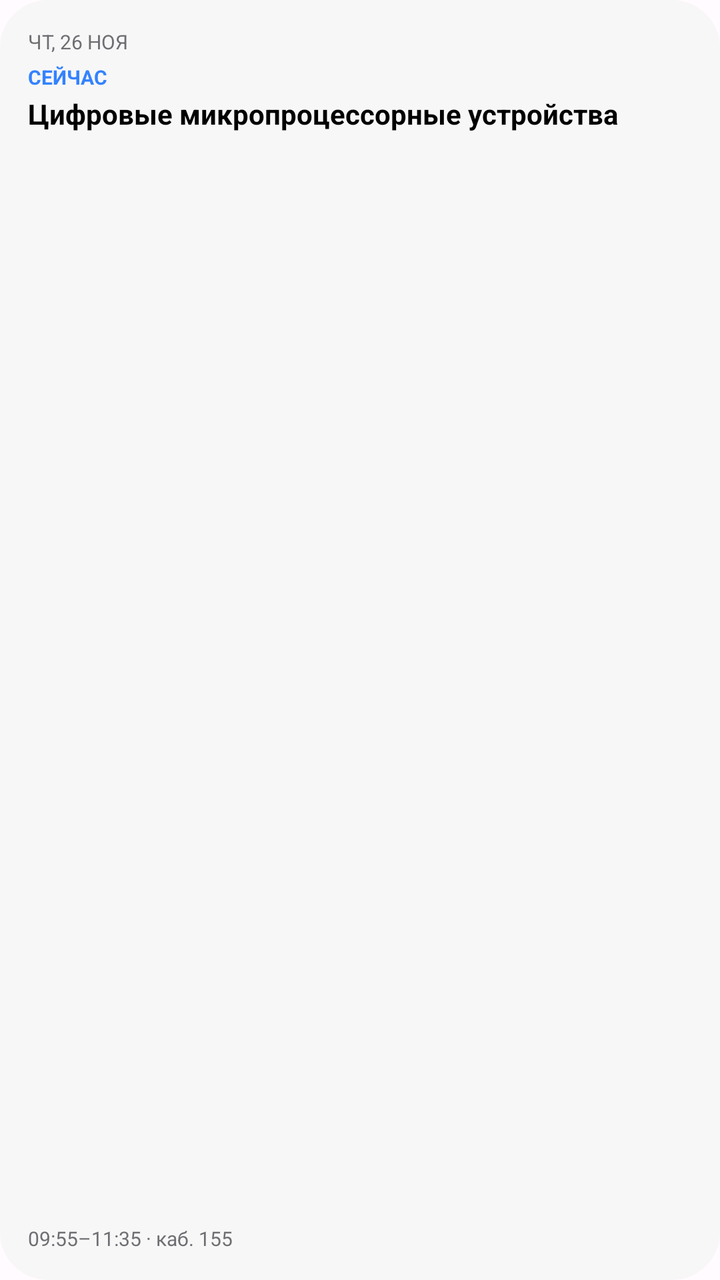
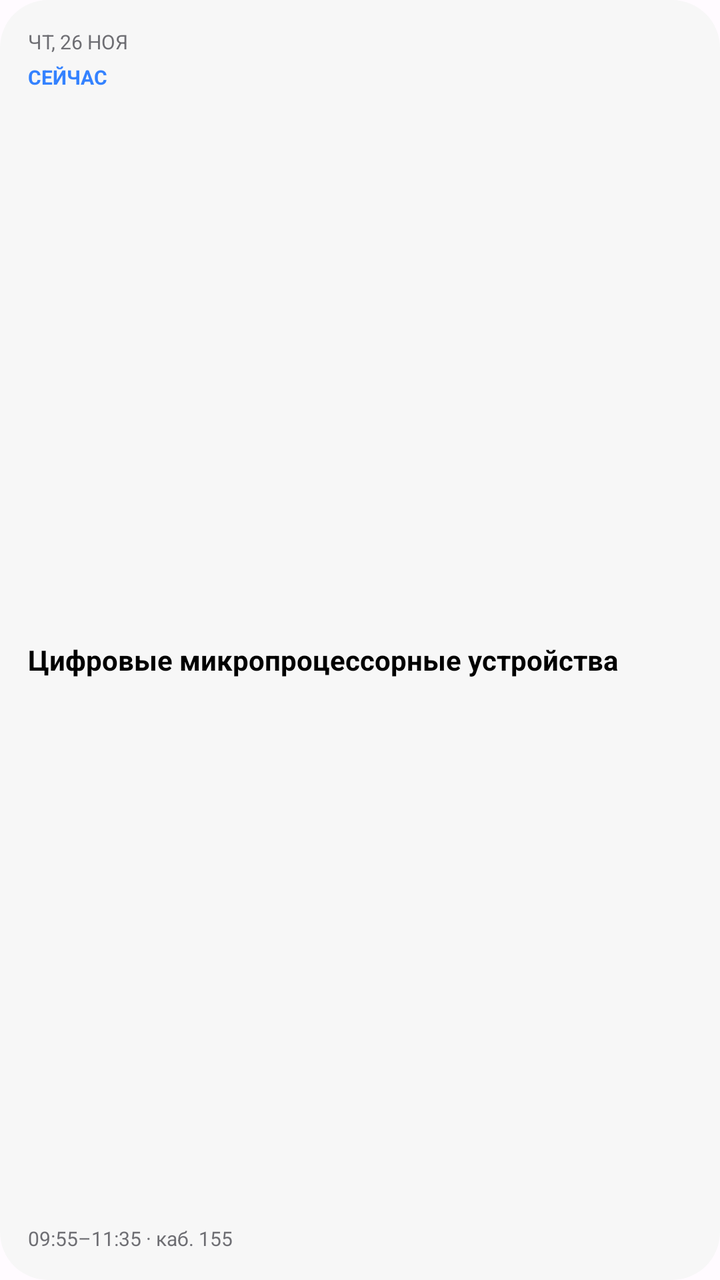

Before-and-after screenshots of an Android layout around one commit, followed by the original layout XML and the change that was made.
<!-- AndroidManifest.xml: application theme Theme.RT521 -->
<!-- res/layout/widget_small.xml -->
<?xml version="1.0" encoding="utf-8"?>
<LinearLayout xmlns:android="http://schemas.android.com/apk/res/android"
    android:id="@+id/widget_root"
    android:layout_width="match_parent"
    android:layout_height="match_parent"
    android:background="@drawable/widget_bg"
    android:orientation="vertical"
    android:padding="14dp">

    <TextView
        android:id="@+id/widget_date"
        android:layout_width="match_parent"
        android:layout_height="wrap_content"
        android:ellipsize="end"
        android:maxLines="1"
        android:text="ЧТ, 26 НОЯ"
        android:textColor="@color/widget_secondary"
        android:textSize="10sp" />

    <TextView
        android:id="@+id/widget_status"
        android:layout_width="match_parent"
        android:layout_height="wrap_content"
        android:layout_marginTop="4dp"
        android:ellipsize="end"
        android:maxLines="1"
        android:text="СЕЙЧАС"
        android:textColor="@color/widget_accent"
        android:textSize="10sp"
        android:textStyle="bold" />

    <TextView
        android:id="@+id/widget_subject"
        android:layout_width="match_parent"
        android:layout_height="0dp"
        android:layout_marginTop="2dp"
        android:layout_weight="1"
        android:ellipsize="end"
        android:maxLines="2"
        android:text="Цифровые микропроцессорные устройства"
        android:textColor="@color/widget_text"
        android:textSize="14sp"
        android:textStyle="bold" />

    <TextView
        android:id="@+id/widget_meta"
        android:layout_width="match_parent"
        android:layout_height="wrap_content"
        android:ellipsize="end"
        android:maxLines="1"
        android:text="09:55–11:35 · каб. 155"
        android:textColor="@color/widget_secondary"
        android:textSize="10sp" />

    <Chronometer
        android:id="@+id/widget_timer"
        android:layout_width="match_parent"
        android:layout_height="wrap_content"
        android:layout_marginTop="2dp"
        android:textColor="@color/widget_accent"
        android:textSize="12sp"
        android:visibility="gone" />
</LinearLayout>
<!-- resources referenced by this layout -->
<resources>
  <color name="widget_accent">#3482FF</color>
  <color name="widget_secondary">#6E6E73</color>
  <color name="widget_text">#000000</color>
  <!-- drawable widget_bg (drawable) -->
  <?xml version="1.0" encoding="utf-8"?>
  <shape xmlns:android="http://schemas.android.com/apk/res/android">
      <solid android:color="@color/widget_surface" />
      <corners android:radius="24dp" />
  </shape>
  <style name="Theme.RT521" parent="android:Theme.Material.Light.NoActionBar">
          <item name="android:windowBackground">#FFFBFF</item>
          <item name="android:statusBarColor">@android:color/transparent</item>
          <item name="android:navigationBarColor">@android:color/transparent</item>
          <item name="android:windowLightStatusBar">true</item>
          <item name="android:windowActionModeOverlay">true</item>
      </style>
  <color name="widget_surface">#F7F7F7</color>
</resources>

<!-- the commit's change to res/layout/widget_small.xml (unified diff, before → after) -->
@@ -36,6 +36,7 @@
         android:layout_marginTop="2dp"
         android:layout_weight="1"
         android:ellipsize="end"
+        android:gravity="center_vertical"
         android:maxLines="2"
         android:text="Цифровые микропроцессорные устройства"
         android:textColor="@color/widget_text"
